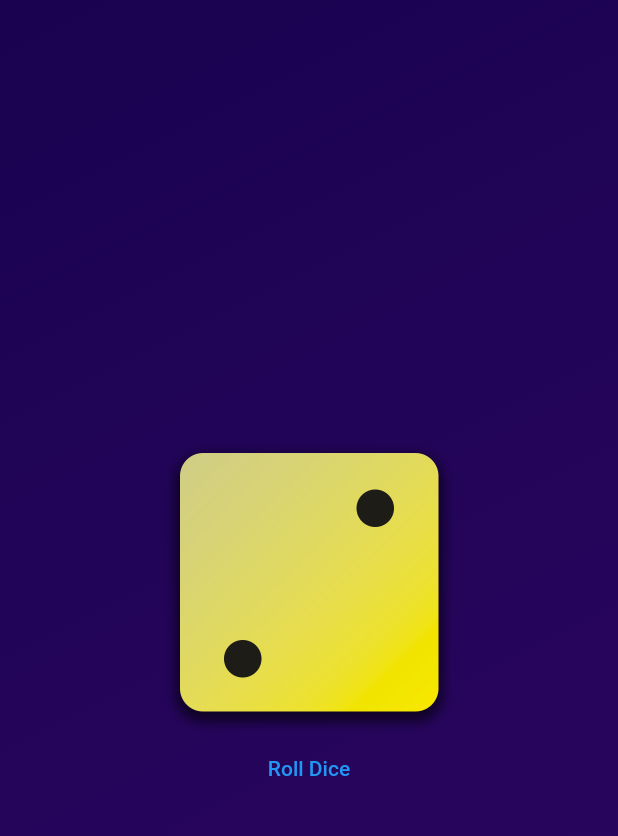
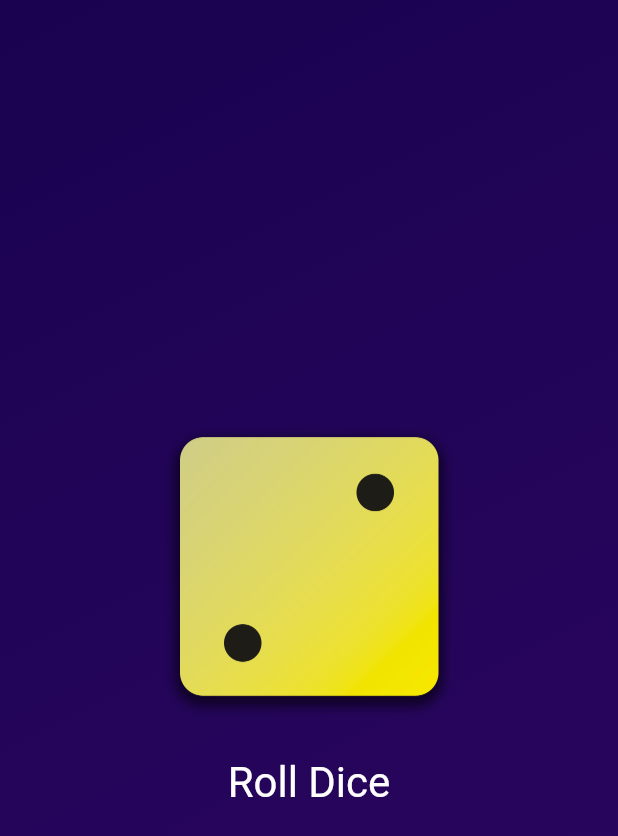
Before and after one commit to Tsenda-Djessy-Flavien/ROLL_DICE_APP, a Flutter app: the screen it shows after launch, on a phone screen of 412 x 824 dp. Shown: the top 836 px of the screen. Run offline on Flutter 3.47's test engine with Material 2 defaults, Android fonts, the phone set to English and light mode, and no system bars.

Commit message:
Styliser les boutons et travailler avec le rembourrage

```diff
--- a/lib/gradient_container.dart
+++ b/lib/gradient_container.dart
@@ -32,11 +32,17 @@ class GradientContainer extends StatelessWidget {
       ),
       child: Center(
         child: Column(
-          mainAxisAlignment: MainAxisAlignment.center,
+          mainAxisSize: MainAxisSize.min,
           children: [
             Image.asset('assets/images/dice-2.png', width: 200),
+            const SizedBox(height: 20),
             TextButton(
               onPressed: RollDice,
+              style: TextButton.styleFrom(
+                // padding: const EdgeInsets.only(top: 20),
+                foregroundColor: Colors.white,
+                textStyle: const TextStyle(fontSize: 28),
+              ),
               child: const Text('Roll Dice'),
             ),
           ],
```
